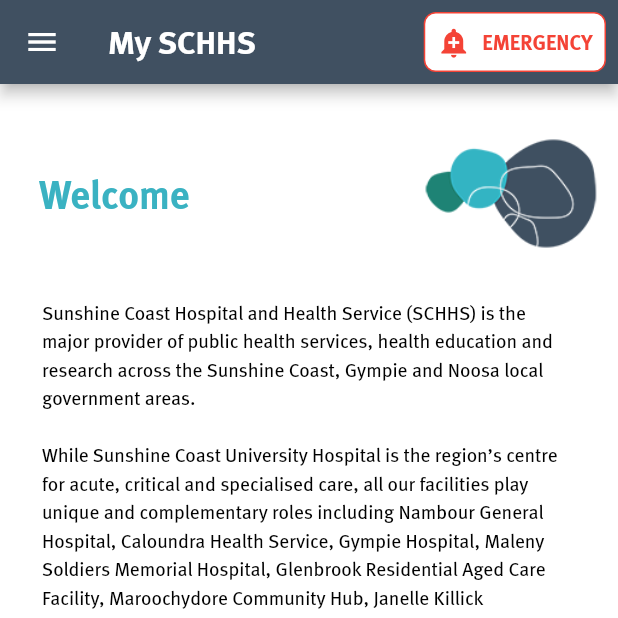
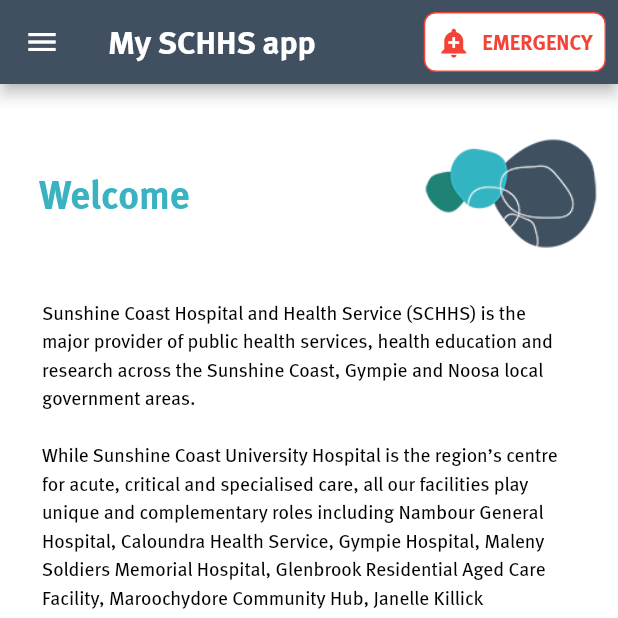
Before and after one commit to janesamSCHHS/my_schhs_app_project, a Flutter app: the screen it shows after launch, on a phone screen of 412 x 824 dp, the top half of it. Run offline on Flutter 3.47's test engine with Material 2 defaults, Android fonts, the phone set to English and light mode, and no system bars; our stand-ins replace bottom_navy_bar, google_maps_flutter, hive, hive_flutter, new_gradient_app_bar; accounts and stored records are empty.

Commit message:
title change

```diff
--- a/lib/screens/home.dart
+++ b/lib/screens/home.dart
@@ -14,7 +14,7 @@
       drawer: DrawerSlide(),
       appBar: AppBar(
         title: Text(
-          'My SCHHS',
+          'My SCHHS app',
           style: Theme.of(context).textTheme.headline3,
         ),
         actions: [
```
